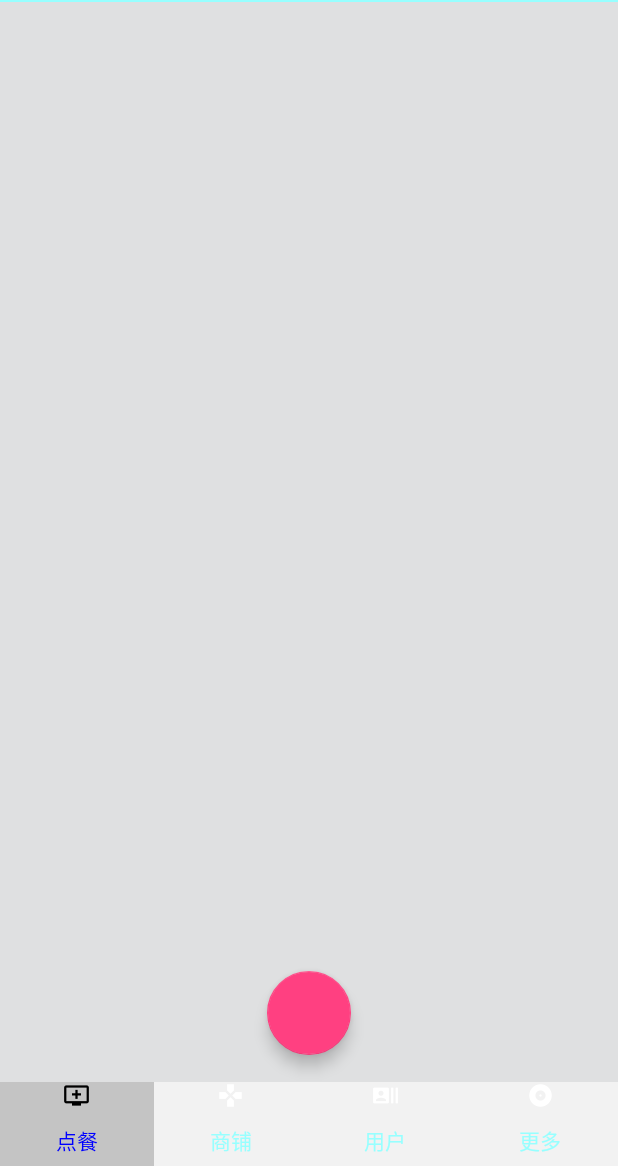
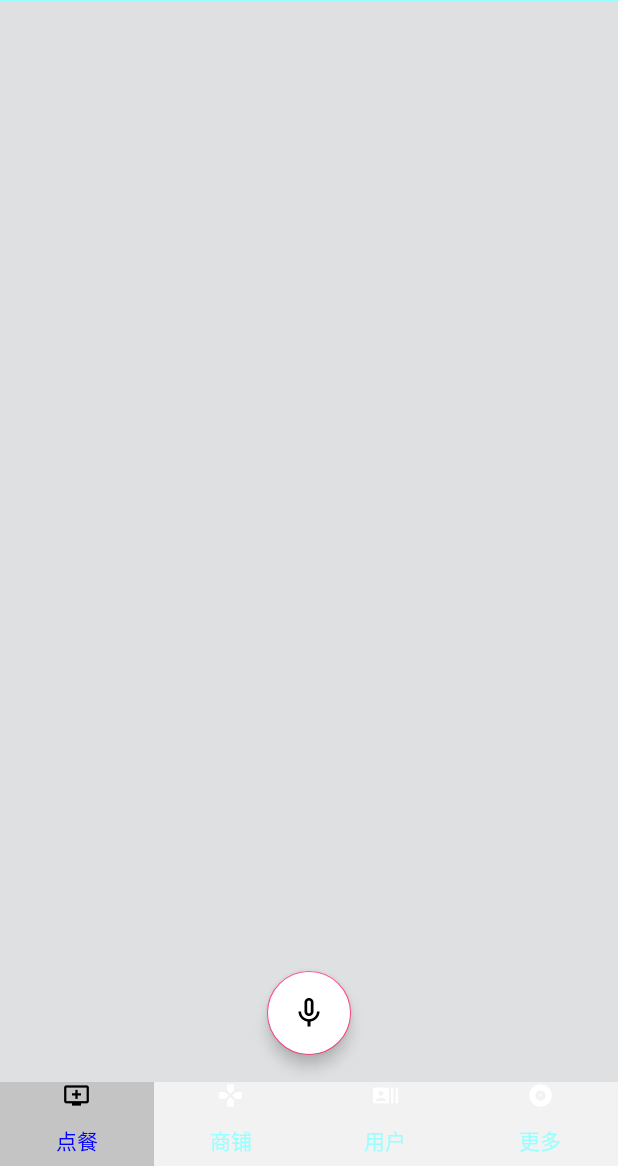
Before and after one commit to Yusei37/YuPiaoPiao, an Android app: the screen it shows after launch (MainActivity), after a tap on "点餐", on a phone screen of 412 x 824 dp, the part 70-1236 px from its top. Run offline under Robolectric (Android 15) with nearby library versions, the phone set to English and light mode, and no system bars.

Commit message:
UI changed

```diff
--- a/app/src/main/res/layout/second_fragment.xml
+++ b/app/src/main/res/layout/second_fragment.xml
@@ -18,7 +18,8 @@
             android:layout_height="wrap_content"
             android:layout_gravity="bottom|center"
             android:layout_margin="18dp"
-            android:background="@drawable/btn_selector"/>
+            android:backgroundTint="#FFF"
+            android:src="@drawable/btn_selector"/>
 
 
 </LinearLayout>
```
